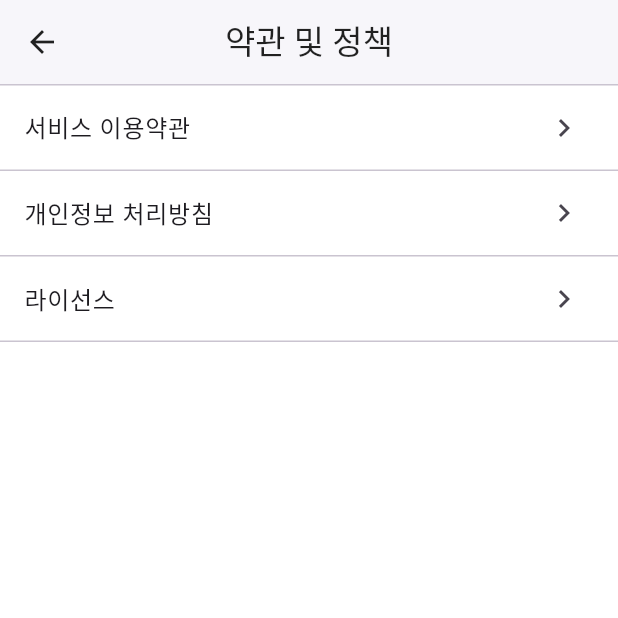
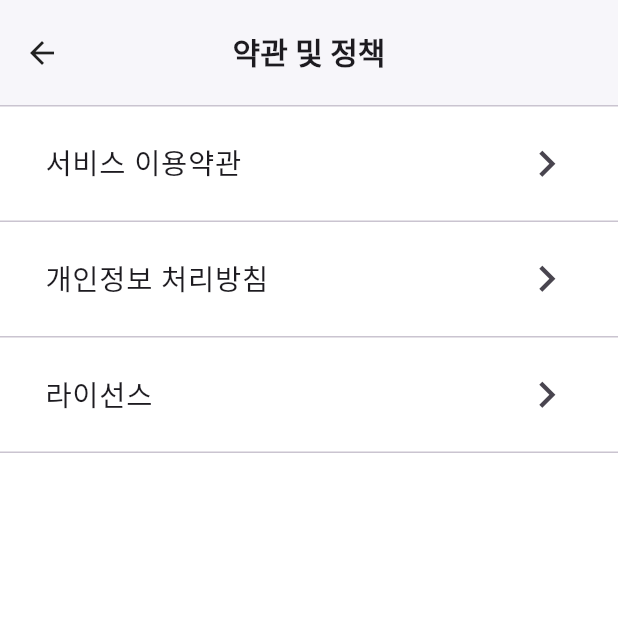
Before and after one commit to tama0728/golf-coach-AI, a Flutter app: the MorePage screen opened directly, after a tap on "약관 및 정책", on a phone screen of 412 x 824 dp, the top half of it. Run offline on Flutter 3.47's test engine with Material 3 defaults, Android fonts, the phone set to English and light mode, and no system bars; our stand-ins replace camera, email_validator, flutter_dotenv, flutter_secure_storage, permission_handler, rxdart and 1 more; missing offline and left inert: observable, video_trimmer; accounts and stored records are empty.

Commit message:
design 수정

```diff
--- a/lib/main.dart
+++ b/lib/main.dart
@@ -3,6 +3,7 @@ import 'package:flutter_dotenv/flutter_dotenv.dart';
 import 'login/app_start.dart';
 
 Future<void> main() async {
+  WidgetsFlutterBinding.ensureInitialized();
   await dotenv.load(fileName: ".env");
   runApp(MyApp());
 }
--- a/lib/main_pages/more/more.dart
+++ b/lib/main_pages/more/more.dart
@@ -12,9 +12,13 @@ class MorePage extends StatelessWidget {
   Widget build(BuildContext context) {
     return Scaffold(
       appBar: AppBar(
+        toolbarHeight: 70,
         title: const Text(
           '더보기',
-          style: TextStyle(color: Colors.black87),
+          style: TextStyle(
+            fontSize: 20,
+            fontWeight: FontWeight.bold,
+          ),
         ),
         backgroundColor: Colors.white,
         elevation: 0,
@@ -28,8 +32,14 @@ class MorePage extends StatelessWidget {
 
           // 공지사항
           ListTile(
-            title: const Text('공지사항'),
-            trailing: const Icon(Icons.chevron_right),
+            contentPadding: EdgeInsets.symmetric(horizontal: 30, vertical: 10),
+            title: const Text('공지사항',
+              style: TextStyle(
+                fontWeight: FontWeight.w500,
+                fontSize: 19,
+              ),
+            ),
+            trailing: const Icon(Icons.chevron_right, size: 35),
             onTap: () {
               Navigator.push(
                 context,
@@ -41,8 +51,14 @@ class MorePage extends StatelessWidget {
 
           // 고객센터
           ListTile(
-            title: const Text('고객센터'),
-            trailing: const Icon(Icons.chevron_right),
+            contentPadding: EdgeInsets.symmetric(horizontal: 30, vertical: 10),
+            title: const Text('고객센터',
+              style: TextStyle(
+                fontWeight: FontWeight.w500,
+                fontSize: 19,
+              ),
+            ),
+            trailing: const Icon(Icons.chevron_right, size: 35),
             onTap: () {
               Navigator.push(
                 context,
@@ -52,12 +68,23 @@ class MorePage extends StatelessWidget {
           ),
 
           // 그룹 분리용 연한 녹색 배경
-          Container(height: 8, color: const Color(0xFFE8F4EA)),
+          //Container(height: 8, color: const Color(0xFFE8F4EA)),
+          Divider(
+            color: Color(0xFFE6F5E6),
+            thickness: 15,
+            height: 15,
+          ),
 
           // 약관 및 정책
           ListTile(
-            title: const Text('약관 및 정책'),
-            trailing: const Icon(Icons.chevron_right),
+            contentPadding: EdgeInsets.symmetric(horizontal: 30, vertical: 10),
+            title: const Text('약관 및 정책',
+              style: TextStyle(
+                fontWeight: FontWeight.w500,
+                fontSize: 19,
+              ),
+            ),
+            trailing: const Icon(Icons.chevron_right, size: 35),
             onTap: () {
               Navigator.push(
                 context,
@@ -65,12 +92,23 @@ class MorePage extends StatelessWidget {
               );
             },
           ),
-          const Divider(height: 1, thickness: 1),
+          //const Divider(height: 1, thickness: 1),
+          Divider(
+            color: Color(0xFFE6F5E6),
+            thickness: 15,
+            height: 15,
+          ),
 
           // 계정 관리
           ListTile(
-            title: const Text('계정 관리'),
-            trailing: const Icon(Icons.chevron_right),
+            contentPadding: EdgeInsets.symmetric(horizontal: 30, vertical: 10),
+            title: const Text('계정 관리',
+              style: TextStyle(
+                fontWeight: FontWeight.w500,
+                fontSize: 19,
+              ),
+            ),
+            trailing: const Icon(Icons.chevron_right, size: 35),
             onTap: () {
               Navigator.push(
                 context,
@@ -79,14 +117,16 @@ class MorePage extends StatelessWidget {
             },
           ),
 
+          const Divider(height: 1, thickness: 1),
+
           const SizedBox(height: 24),
 
           // 앱 버전
           const Padding(
-            padding: EdgeInsets.symmetric(horizontal: 16),
+            padding: EdgeInsets.symmetric(horizontal: 30),
             child: Text(
               '앱 버전 1.00',
-              style: TextStyle(color: Colors.grey, fontSize: 12),
+              style: TextStyle(color: Colors.grey, fontSize: 19),
             ),
           ),
         ],
--- a/lib/main_pages/more/policy.dart
+++ b/lib/main_pages/more/policy.dart
@@ -11,7 +11,10 @@ class PolicyPage extends StatelessWidget {
   Widget build(BuildContext context) {
     return Scaffold(
       appBar: AppBar(
-        title: const Text('약관 및 정책', style: TextStyle(color: Colors.black87)),
+        toolbarHeight: 70,
+        title: const Text('약관 및 정책', style: TextStyle(fontSize: 20,
+            fontWeight: FontWeight.bold)
+        ),
         backgroundColor: Colors.white,
         elevation: 1,
         centerTitle: true,
@@ -24,8 +27,14 @@ class PolicyPage extends StatelessWidget {
 
           // 서비스 이용약관
           ListTile(
-            title: const Text('서비스 이용약관'),
-            trailing: const Icon(Icons.chevron_right),
+            contentPadding: EdgeInsets.symmetric(horizontal: 30, vertical: 10),
+            title: const Text('서비스 이용약관',
+              style: TextStyle(
+                fontWeight: FontWeight.w500,
+                fontSize: 19,
+              ),
+            ),
+            trailing: const Icon(Icons.chevron_right, size: 35),
             onTap: () {
               Navigator.push(context,
                   MaterialPageRoute(builder: (_) => const TermsPage())
@@ -36,8 +45,14 @@ class PolicyPage extends StatelessWidget {
 
           // 개인정보 처리방침
           ListTile(
-            title: const Text('개인정보 처리방침'),
-            trailing: const Icon(Icons.chevron_right),
+            contentPadding: EdgeInsets.symmetric(horizontal: 30, vertical: 10),
+            title: const Text('개인정보 처리방침',
+              style: TextStyle(
+                fontWeight: FontWeight.w500,
+                fontSize: 19,
+              ),
+            ),
+            trailing: const Icon(Icons.chevron_right, size: 35),
             onTap: () {
               Navigator.push(context,
                   MaterialPageRoute(builder: (_) => const PrivacyPage())
@@ -48,8 +63,14 @@ class PolicyPage extends StatelessWidget {
 
           // 라이선스
           ListTile(
-            title: const Text('라이선스'),
-            trailing: const Icon(Icons.chevron_right),
+            contentPadding: EdgeInsets.symmetric(horizontal: 30, vertical: 10),
+            title: const Text('라이선스',
+              style: TextStyle(
+                fontWeight: FontWeight.w500,
+                fontSize: 19,
+              ),
+            ),
+            trailing: const Icon(Icons.chevron_right, size: 35),
             onTap: () {
               Navigator.push(
                 context,
--- a/lib/main_pages/mypage/mypage.dart
+++ b/lib/main_pages/mypage/mypage.dart
@@ -11,6 +11,7 @@ class MyPage extends StatelessWidget {
   @override
   Widget build(BuildContext context) {
     return Scaffold(
+      backgroundColor: Colors.white,
       body: Column(
         crossAxisAlignment: CrossAxisAlignment.start,
         children: [
--- a/pubspec.yaml
+++ b/pubspec.yaml
@@ -41,8 +41,7 @@ dependencies:
   permission_handler: ^12.0.0+1
   video_player: ^2.8.1
   video_player_web: ^2.0.15
-  # ffmpeg_kit_flutter: ^6.0.3
-  video_trimmer: ^5.0.0
+  video_trimmer: ^2.0.0
   video_thumbnail: ^0.5.3
 
   url_launcher: ^6.2.5
```
Also changed, not shown: lib/login/app_start.dart (+21 -17 lines), lib/main_pages/more/account.dart (+20 -5 lines), lib/main_pages/more/customer_center.dart (+21 -5 lines), lib/main_pages/more/notice.dart (+14 -3 lines).
